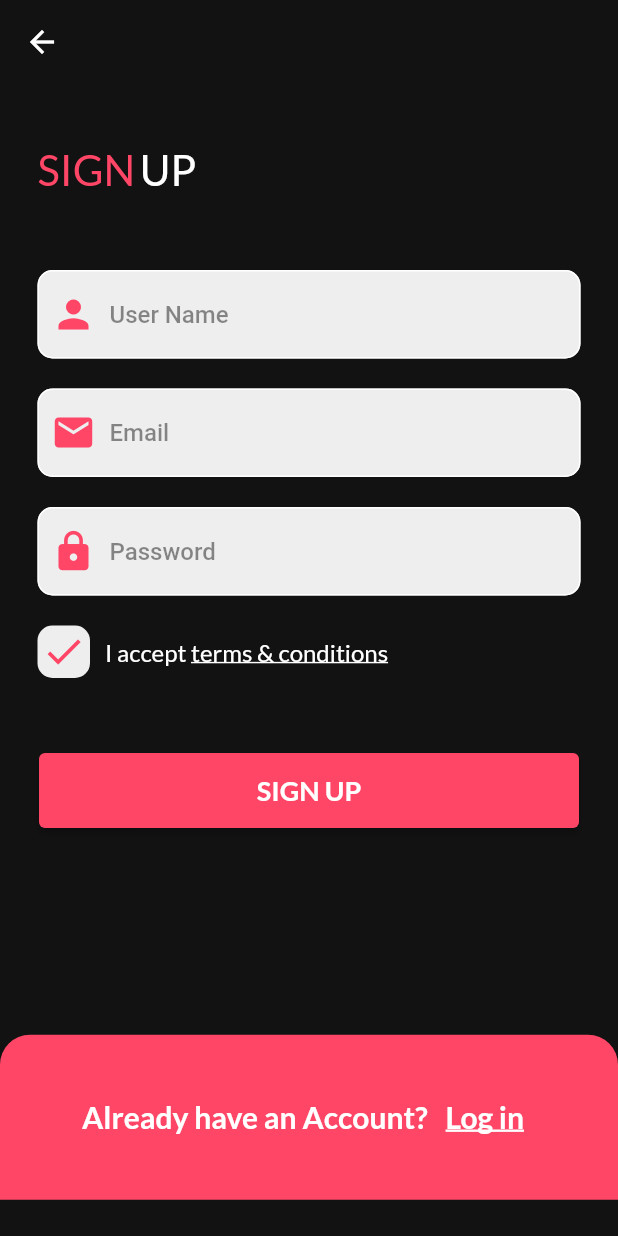
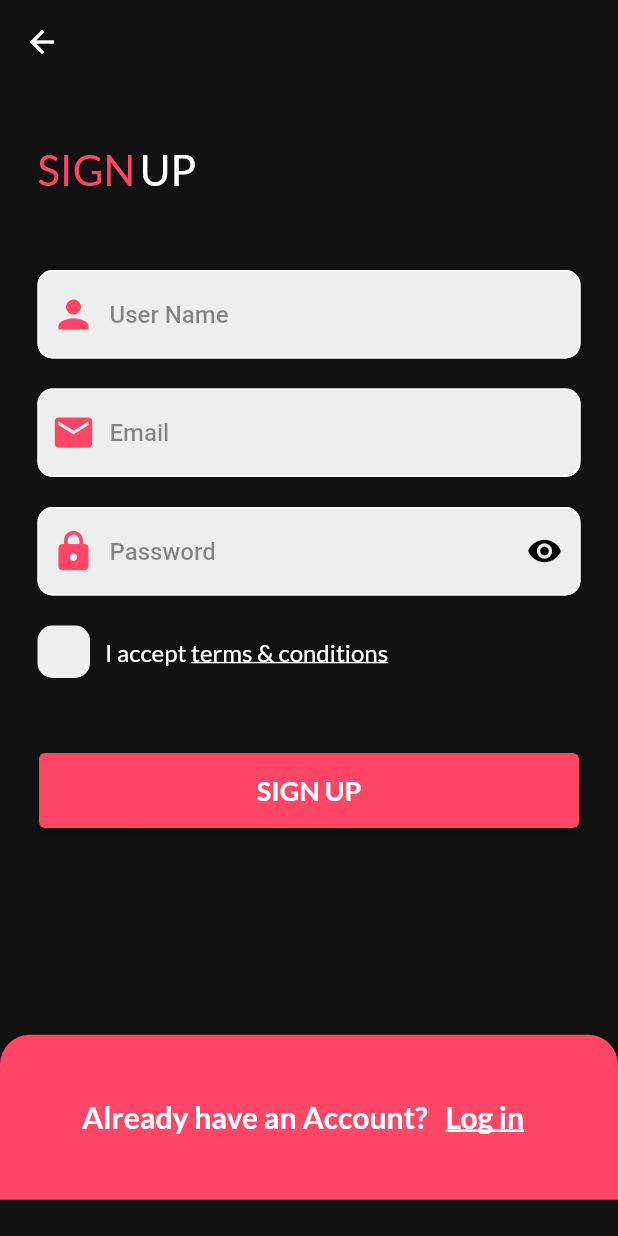
Before and after one commit to AboodALQadri/e_commerce_task1, a Flutter app: the SignUpScreen screen opened by its route, on a phone screen of 412 x 824 dp. Run offline on Flutter 3.47's test engine with Material 2 defaults, Android fonts, the phone set to English and light mode, and no system bars; our stand-ins replace get, google_fonts.

Commit message:
commit - Visible and checkBox

```diff
--- /dev/null
+++ b/lib/logic/bindings/auth_binding.dart
@@ -0,0 +1,9 @@
+import 'package:e_commerce_task1/logic/controllers/auth_controller.dart';
+import 'package:get/get.dart';
+
+class AuthBinding extends Bindings {
+  @override
+  void dependencies() {
+    Get.put(AuthController());
+  }
+}
--- /dev/null
+++ b/lib/logic/controllers/auth_controller.dart
@@ -0,0 +1,19 @@
+import 'package:get/get.dart';
+
+class AuthController extends GetxController {
+  bool isVisibility = false;
+
+  bool isCheckBox = false;
+
+  void visibility() {
+    isVisibility = !isVisibility;
+
+    update();
+  }
+
+  void checkBox() {
+    isCheckBox = !isCheckBox;
+
+    update();
+  }
+}
--- a/lib/routes/routes.dart
+++ b/lib/routes/routes.dart
@@ -1,3 +1,4 @@
+import 'package:e_commerce_task1/logic/bindings/auth_binding.dart';
 import 'package:e_commerce_task1/view/screens/auth/signup_screen.dart';
 import 'package:e_commerce_task1/view/welcome_screen.dart';
 import 'package:get/get.dart';
@@ -21,6 +22,7 @@ class AppRoutes {
     GetPage(
       name: '/signUp_screen',
       page: () => const SignUpScreen(),
+      binding: AuthBinding(),
     ),
   ];
 }
--- /dev/null
+++ b/lib/utils/my_string.dart
@@ -0,0 +1,15 @@
+mixin ValidateHelper {
+  String validationEmail =
+      r"^[a-zA-Z0-9.a-zA-Z0-9.!#$%&'*+-/=?^_`{|}~]+@[a-zA-Z0-9]+\.[a-zA-Z]+";
+
+  String validationName = r'^[a-z A-Z]+$';
+
+  String baseUrl = 'https://fakestoreapi.com';
+}
+
+String validationEmail =
+    r"^[a-zA-Z0-9.a-zA-Z0-9.!#$%&'*+-/=?^_`{|}~]+@[a-zA-Z0-9]+\.[a-zA-Z]+";
+
+String validationName = r'^[a-z A-Z]+$';
+
+String baseUrl = 'https://fakestoreapi.com';
--- a/lib/view/screens/auth/signup_screen.dart
+++ b/lib/view/screens/auth/signup_screen.dart
@@ -1,3 +1,5 @@
+import 'package:e_commerce_task1/logic/controllers/auth_controller.dart';
+import 'package:e_commerce_task1/utils/my_string.dart';
 import 'package:e_commerce_task1/utils/theme.dart';
 import 'package:e_commerce_task1/view/widgets/auth/auth_button_widget.dart';
 import 'package:e_commerce_task1/view/widgets/auth/auth_text_from_field_widget.dart';
@@ -14,27 +16,31 @@ class SignUpScreen extends StatefulWidget {
   State<SignUpScreen> createState() => _SignUpScreenState();
 }
 
-class _SignUpScreenState extends State<SignUpScreen> {
-  late TextEditingController _userNameTextController;
-  late TextEditingController _emailTextController;
-  late TextEditingController _passwordTextController;
+class _SignUpScreenState extends State<SignUpScreen> with ValidateHelper {
+  final TextEditingController _userNameTextController = TextEditingController();
+  final TextEditingController _emailTextController = TextEditingController();
+  final TextEditingController _passwordTextController = TextEditingController();
 
-  @override
-  void initState() {
-    super.initState();
-    _userNameTextController = TextEditingController();
-    _emailTextController = TextEditingController();
-    _passwordTextController = TextEditingController();
-  }
+  final controller = Get.find<AuthController>();
 
-  @override
-  void dispose() {
-    _userNameTextController.dispose();
-    _emailTextController.dispose();
-    _passwordTextController.dispose();
+  final fromKey = GlobalKey<FormState>();
 
-    super.dispose();
-  }
+  // @override
+  // void initState() {
+  //   super.initState();
+  //   _userNameTextController = TextEditingController();
+  //   _emailTextController = TextEditingController();
+  //   _passwordTextController = TextEditingController();
+  // }
+  //
+  // @override
+  // void dispose() {
+  //   _userNameTextController.dispose();
+  //   _emailTextController.dispose();
+  //   _passwordTextController.dispose();
+  //
+  //   super.dispose();
+  // }
 
   @override
   Widget build(BuildContext context) {
@@ -54,6 +60,8 @@ class _SignUpScreenState extends State<SignUpScreen> {
                 child: Padding(
                   padding: const EdgeInsetsDirectional.only(
                       start: 25, end: 25, top: 40),
+                  child: Form(
+                    key: fromKey,
                     child: Column(
                       children: [
                         Row(
@@ -70,7 +78,8 @@ class _SignUpScreenState extends State<SignUpScreen> {
                             ),
                             TextUtils(
                               text: 'UP',
-                            color: Get.isDarkMode ? Colors.black : Colors.white,
+                              color:
+                                  Get.isDarkMode ? Colors.black : Colors.white,
                               fontWeight: FontWeight.w500,
                               fontSize: 28,
                               underLine: TextDecoration.none,
@@ -83,7 +92,14 @@ class _SignUpScreenState extends State<SignUpScreen> {
                         AuthTextFromFieldWidget(
                           controller: _userNameTextController,
                           obscureText: false,
-                        validator: () {},
+                          validator: (value) {
+                            if (value.toString().length < 2 ||
+                                !RegExp(validationName).hasMatch(value)) {
+                              return ' Enter Invalid Name';
+                            } else {
+                              return null;
+                            }
+                          },
                           prefixIcon: Get.isDarkMode
                               ? Image.asset('assets/images/user.png')
                               : const Icon(
@@ -100,7 +116,13 @@ class _SignUpScreenState extends State<SignUpScreen> {
                         AuthTextFromFieldWidget(
                           controller: _emailTextController,
                           obscureText: false,
-                        validator: () {},
+                          validator: (value) {
+                            if (!RegExp(validationEmail).hasMatch(value)) {
+                              return ' Enter Invalid Email';
+                            } else {
+                              return null;
+                            }
+                          },
                           prefixIcon: Get.isDarkMode
                               ? Image.asset('assets/images/email.png')
                               : const Icon(
@@ -114,10 +136,18 @@ class _SignUpScreenState extends State<SignUpScreen> {
                         const SizedBox(
                           height: 20,
                         ),
-                      AuthTextFromFieldWidget(
+                        GetBuilder<AuthController>(
+                          builder: (controller) {
+                            return AuthTextFromFieldWidget(
                               controller: _passwordTextController,
-                        obscureText: true,
-                        validator: () {},
+                              obscureText:  controller.isVisibility ?  false : true,
+                              validator: (value) {
+                                if (value.toString().length < 5) {
+                                  return 'Password should be longer than 5 character';
+                                } else {
+                                  return null;
+                                }
+                              },
                               prefixIcon: Get.isDarkMode
                                   ? Image.asset('assets/images/lock.png')
                                   : const Icon(
@@ -125,13 +155,28 @@ class _SignUpScreenState extends State<SignUpScreen> {
                                       color: pinkClr,
                                       size: 30,
                                     ),
-                        suffixIcon: const Text(''),
+                              suffixIcon: IconButton(
+                                onPressed: () {
+                                  controller.visibility();
+                                },
+                                icon: controller.isVisibility
+                                    ? const Icon(
+                                        Icons.visibility_off,
+                                        color: Colors.black,
+                                      )
+                                    : const Icon(
+                                        Icons.visibility,
+                                        color: Colors.black,
+                                      ),
+                              ),
                               hintText: 'Password',
+                            );
+                          },
                         ),
                         const SizedBox(
                           height: 20,
                         ),
-                      const CheckBoxWidget(),
+                         CheckBoxWidget(),
                         const SizedBox(
                           height: 50,
                         ),
@@ -140,6 +185,7 @@ class _SignUpScreenState extends State<SignUpScreen> {
                           height: 50,
                         ),
                       ],
+                    ),
                   ),
                 ),
               ),
--- a/lib/view/widgets/auth/check_box_widget.dart
+++ b/lib/view/widgets/auth/check_box_widget.dart
@@ -1,17 +1,24 @@
+import 'package:e_commerce_task1/logic/controllers/auth_controller.dart';
 import 'package:e_commerce_task1/utils/theme.dart';
 import 'package:e_commerce_task1/view/widgets/text_utils.dart';
-import 'package:flutter/cupertino.dart';
 import 'package:flutter/material.dart';
 import 'package:get/get.dart';
 
 class CheckBoxWidget extends StatelessWidget {
-  const CheckBoxWidget({Key? key}) : super(key: key);
+  CheckBoxWidget({Key? key}) : super(key: key);
+
+  final controller = Get.find<AuthController>();
 
   @override
   Widget build(BuildContext context) {
+    return GetBuilder<AuthController>(
+      builder: (controller) {
         return Row(
           children: [
             InkWell(
+              onTap: () {
+                controller.checkBox();
+              },
               child: Container(
                 height: 35,
                 width: 35,
@@ -19,13 +26,14 @@ class CheckBoxWidget extends StatelessWidget {
                   color: Colors.grey.shade200,
                   borderRadius: BorderRadius.circular(10),
                 ),
-            child: Get.isDarkMode
+                child: controller.isCheckBox
+                    ? Get.isDarkMode
                         ? Image.asset('assets/images/check.png')
                         : const Icon(
                             Icons.done,
                             color: pinkClr,
-                    size: 30,
-                  ),
+                          )
+                    : Container(),
               ),
             ),
             const SizedBox(
@@ -33,19 +41,21 @@ class CheckBoxWidget extends StatelessWidget {
             ),
             TextUtils(
               text: 'I accept ',
-          color: Get.isDarkMode ?  Colors.black : Colors.white,
+              color: Get.isDarkMode ? Colors.black : Colors.white,
               fontWeight: FontWeight.normal,
               fontSize: 16,
               underLine: TextDecoration.none,
             ),
             TextUtils(
               text: 'terms & conditions',
-          color: Get.isDarkMode ?  Colors.black : Colors.white,
+              color: Get.isDarkMode ? Colors.black : Colors.white,
               fontWeight: FontWeight.normal,
               fontSize: 16,
               underLine: TextDecoration.underline,
             ),
           ],
         );
+      },
+    );
   }
 }
```
Lines whose indentation alone changed are shown as unchanged.
